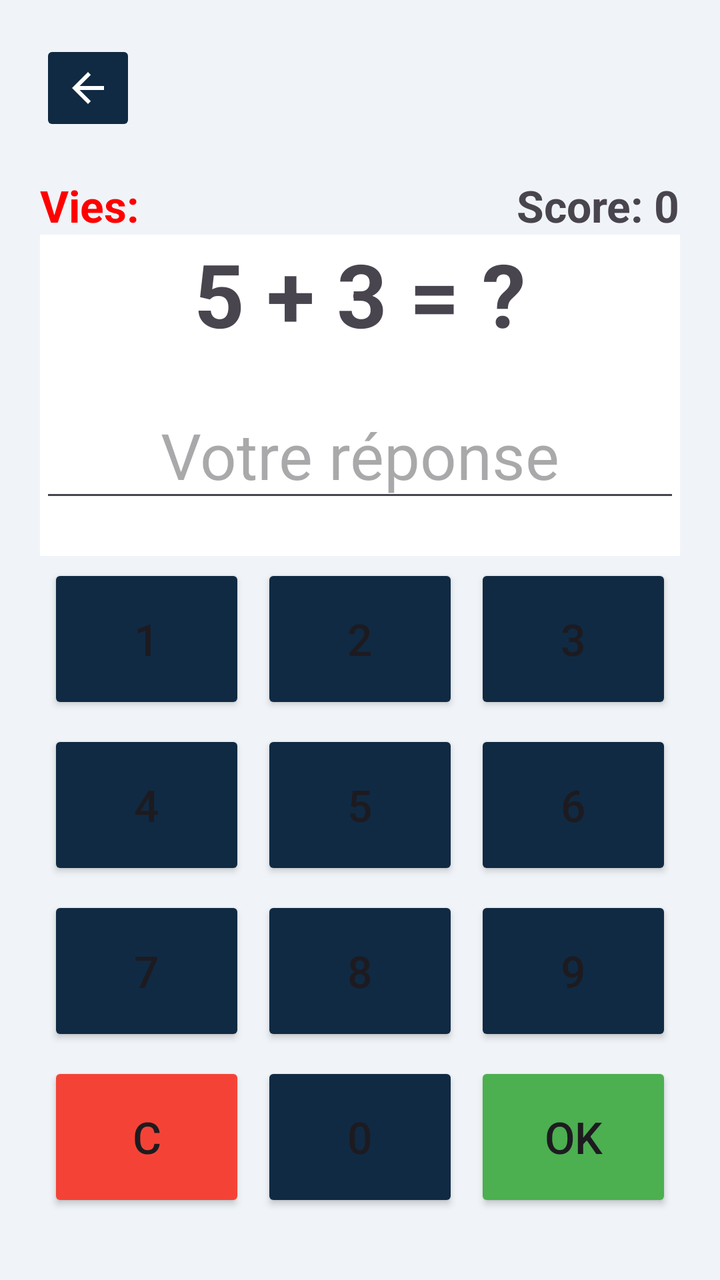
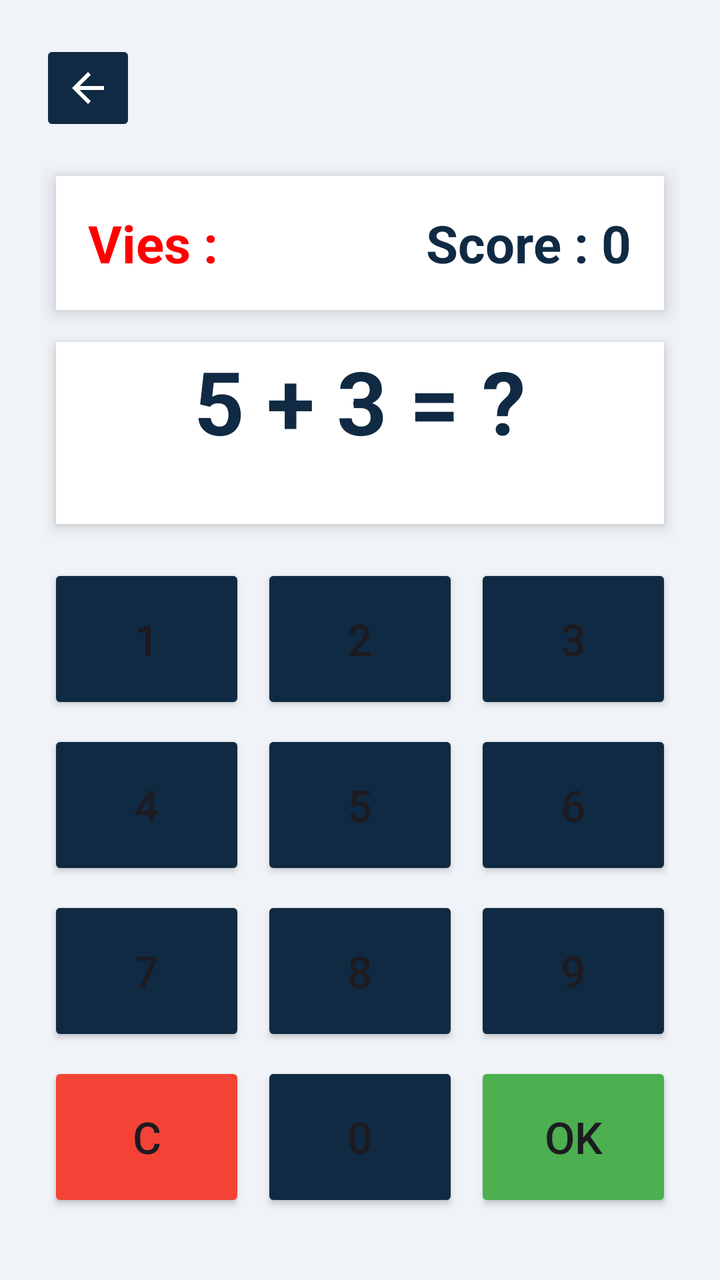

Before-and-after screenshots of an Android layout around one commit, followed by the original layout XML and the change that was made.
<!-- AndroidManifest.xml: application theme Theme.JeuCalcul -->
<!-- res/layout/activity_jeu.xml -->
<?xml version="1.0" encoding="utf-8"?>
<LinearLayout xmlns:android="http://schemas.android.com/apk/res/android"
    android:id="@+id/main"
    android:layout_width="match_parent"
    android:layout_height="match_parent"
    android:orientation="vertical"
    android:padding="20dp"
    android:background="#F0F4F8">

    <ImageButton
        android:id="@+id/bouton_retour"
        android:layout_width="48dp"
        android:layout_height="48dp"
        android:backgroundTint="#102A43"
        android:contentDescription="@string/bouton_retour"
        android:scaleType="centerInside"
        android:src="@drawable/ic_fleche_retour" />

    <LinearLayout
        android:layout_width="match_parent"
        android:layout_height="wrap_content"
        android:orientation="horizontal"
        android:layout_marginTop="20dp">

        <TextView
            android:id="@+id/texte_vies"
            android:layout_width="0dp"
            android:layout_height="wrap_content"
            android:layout_weight="1"
            android:text="@string/texte_vies"
            android:textSize="22sp"
            android:textStyle="bold"
            android:textColor="#FF0000" />

        <TextView
            android:id="@+id/texte_score"
            android:layout_width="wrap_content"
            android:layout_height="wrap_content"
            android:text="Score: 0"
            android:textSize="22sp"
            android:textStyle="bold" />
    </LinearLayout>

    <LinearLayout
        android:layout_width="match_parent"
        android:layout_height="250dp"
        android:layout_weight="1"
        android:background="#FFFFFF"
        android:gravity="center"
        android:orientation="vertical">

        <TextView
            android:id="@+id/texte_calcul"
            android:layout_width="wrap_content"
            android:layout_height="wrap_content"
            android:layout_marginBottom="20dp"
            android:text="5 + 3 = ?"
            android:textSize="44sp"
            android:textStyle="bold" />

        <EditText
            android:id="@+id/input_reponse"
            android:layout_width="match_parent"
            android:layout_height="wrap_content"
            android:layout_marginBottom="10dp"
            android:gravity="center"
            android:hint="@string/hint_reponse"
            android:textSize="32sp" />

        <TextView
            android:id="@+id/texte_erreur"
            android:layout_width="wrap_content"
            android:layout_height="wrap_content"
            android:gravity="center"
            android:minHeight="26dp"
            android:text=""
            android:textColor="#F44336"
            android:textSize="18sp"
            android:textStyle="bold" />
    </LinearLayout>

    <LinearLayout
        android:layout_width="match_parent"
        android:layout_height="wrap_content"
        android:orientation="vertical"
        android:layout_marginBottom="10dp">

        <LinearLayout
            android:layout_width="match_parent"
            android:layout_height="wrap_content"
            android:orientation="horizontal">
            <Button android:id="@+id/btn_1" android:layout_width="0dp" android:layout_height="75dp" android:layout_weight="1" android:text="1" android:textSize="22sp" android:layout_margin="4dp" android:backgroundTint="#102A43"/>
            <Button android:id="@+id/btn_2" android:layout_width="0dp" android:layout_height="75dp" android:layout_weight="1" android:text="2" android:textSize="22sp" android:layout_margin="4dp" android:backgroundTint="#102A43"/>
            <Button android:id="@+id/btn_3" android:layout_width="0dp" android:layout_height="75dp" android:layout_weight="1" android:text="3" android:textSize="22sp" android:layout_margin="4dp" android:backgroundTint="#102A43"/>
        </LinearLayout>

        <LinearLayout
            android:layout_width="match_parent"
            android:layout_height="wrap_content"
            android:orientation="horizontal">
            <Button android:id="@+id/btn_4" android:layout_width="0dp" android:layout_height="75dp" android:layout_weight="1" android:text="4" android:textSize="22sp" android:layout_margin="4dp" android:backgroundTint="#102A43"/>
            <Button android:id="@+id/btn_5" android:layout_width="0dp" android:layout_height="75dp" android:layout_weight="1" android:text="5" android:textSize="22sp" android:layout_margin="4dp" android:backgroundTint="#102A43"/>
            <Button android:id="@+id/btn_6" android:layout_width="0dp" android:layout_height="75dp" android:layout_weight="1" android:text="6" android:textSize="22sp" android:layout_margin="4dp" android:backgroundTint="#102A43"/>
        </LinearLayout>

        <LinearLayout
            android:layout_width="match_parent"
            android:layout_height="wrap_content"
            android:orientation="horizontal">
            <Button android:id="@+id/btn_7" android:layout_width="0dp" android:layout_height="75dp" android:layout_weight="1" android:text="7" android:textSize="22sp" android:layout_margin="4dp" android:backgroundTint="#102A43"/>
            <Button android:id="@+id/btn_8" android:layout_width="0dp" android:layout_height="75dp" android:layout_weight="1" android:text="8" android:textSize="22sp" android:layout_margin="4dp" android:backgroundTint="#102A43"/>
            <Button android:id="@+id/btn_9" android:layout_width="0dp" android:layout_height="75dp" android:layout_weight="1" android:text="9" android:textSize="22sp" android:layout_margin="4dp" android:backgroundTint="#102A43"/>
        </LinearLayout>

        <LinearLayout
            android:layout_width="match_parent"
            android:layout_height="wrap_content"
            android:orientation="horizontal">
            <Button android:id="@+id/btn_clear" android:layout_width="0dp" android:layout_height="75dp" android:layout_weight="1" android:text="C" android:textSize="22sp" android:backgroundTint="#F44336" android:layout_margin="4dp"/>
            <Button android:id="@+id/btn_0" android:layout_width="0dp" android:layout_height="75dp" android:layout_weight="1" android:text="0" android:textSize="22sp" android:layout_margin="4dp" android:backgroundTint="#102A43"/>
            <Button android:id="@+id/bouton_valider" android:layout_width="0dp" android:layout_height="75dp" android:layout_weight="1" android:text="OK" android:textSize="22sp" android:backgroundTint="#4CAF50" android:layout_margin="4dp"/>
        </LinearLayout>
    </LinearLayout>
</LinearLayout>
<!-- resources referenced by this layout -->
<resources>
  <!-- drawable ic_fleche_retour (drawable) -->
  <vector xmlns:android="http://schemas.android.com/apk/res/android"
      android:width="24dp"
      android:height="24dp"
      android:viewportWidth="24"
      android:viewportHeight="24">
      <path
          android:fillColor="#FFFFFF"
          android:pathData="M20,11H7.83l5.59,-5.59L12,4l-8,8 8,8 1.41,-1.41L7.83,13H20v-2z"/>
  </vector>
  <string name="bouton_retour">Retour</string>
  <string name="hint_reponse">Votre réponse</string>
  <string name="texte_vies">Vies: </string>
  <style name="Theme.JeuCalcul" parent="Base.Theme.JeuCalcul" />
  <style name="Base.Theme.JeuCalcul" parent="Theme.Material3.DayNight.NoActionBar">
          
          
      </style>
</resources>

<!-- the commit's change to res/layout/activity_jeu.xml (unified diff, before → after) -->
@@ -20,7 +20,11 @@
         android:layout_width="match_parent"
         android:layout_height="wrap_content"
         android:orientation="horizontal"
-        android:layout_marginTop="20dp">
+        android:background="#FFFFFF"
+        android:elevation="6dp"
+        android:padding="16dp"
+        android:layout_marginTop="20dp"
+        android:layout_marginHorizontal="8dp">
 
         <TextView
             android:id="@+id/texte_vies"
@@ -28,7 +32,7 @@
             android:layout_height="wrap_content"
             android:layout_weight="1"
             android:text="@string/texte_vies"
-            android:textSize="22sp"
+            android:textSize="26sp"
             android:textStyle="bold"
             android:textColor="#FF0000" />
 
@@ -36,9 +40,10 @@
             android:id="@+id/texte_score"
             android:layout_width="wrap_content"
             android:layout_height="wrap_content"
-            android:text="Score: 0"
-            android:textSize="22sp"
-            android:textStyle="bold" />
+            android:text="Score : 0"
+            android:textSize="26sp"
+            android:textStyle="bold"
+            android:textColor="#102A43" />
     </LinearLayout>
 
     <LinearLayout
@@ -47,7 +52,11 @@
         android:layout_weight="1"
         android:background="#FFFFFF"
         android:gravity="center"
-        android:orientation="vertical">
+        android:orientation="vertical"
+        android:elevation="4dp"
+        android:layout_marginHorizontal="8dp"
+        android:layout_marginTop="16dp"
+        android:layout_marginBottom="16dp">
 
         <TextView
             android:id="@+id/texte_calcul"
@@ -56,7 +65,8 @@
             android:layout_marginBottom="20dp"
             android:text="5 + 3 = ?"
             android:textSize="44sp"
-            android:textStyle="bold" />
+            android:textStyle="bold"
+            android:textColor="#102A43" />
 
         <EditText
             android:id="@+id/input_reponse"
@@ -74,7 +84,6 @@
             android:gravity="center"
             android:minHeight="26dp"
             android:text=""
-            android:textColor="#F44336"
             android:textSize="18sp"
             android:textStyle="bold" />
     </LinearLayout>
<!-- resource entries referenced after the edit -->
@@ -12,7 +12,7 @@
   </vector>
   <string name="bouton_retour">Retour</string>
   <string name="hint_reponse">Votre réponse</string>
-  <string name="texte_vies">Vies: </string>
+  <string name="texte_vies">"Vies : "</string>
   <style name="Theme.JeuCalcul" parent="Base.Theme.JeuCalcul" />
   <style name="Base.Theme.JeuCalcul" parent="Theme.Material3.DayNight.NoActionBar">
           
